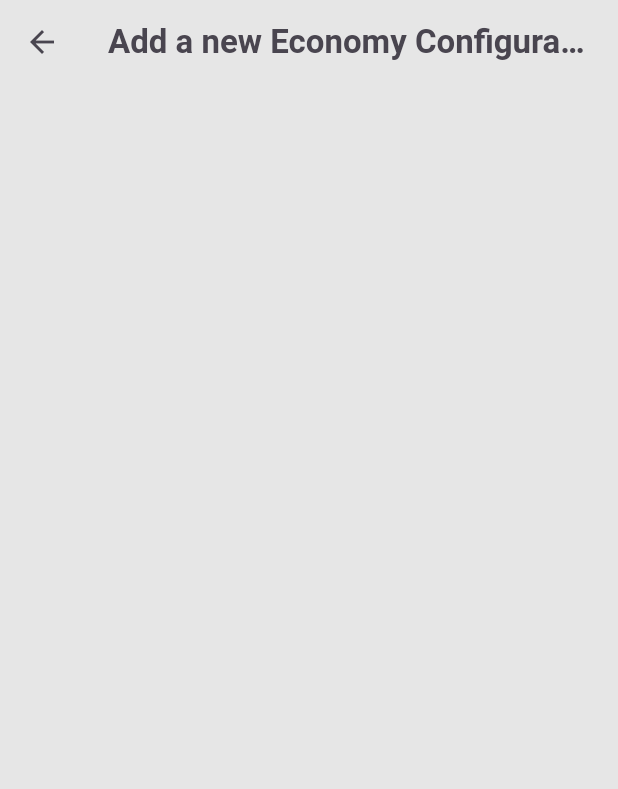
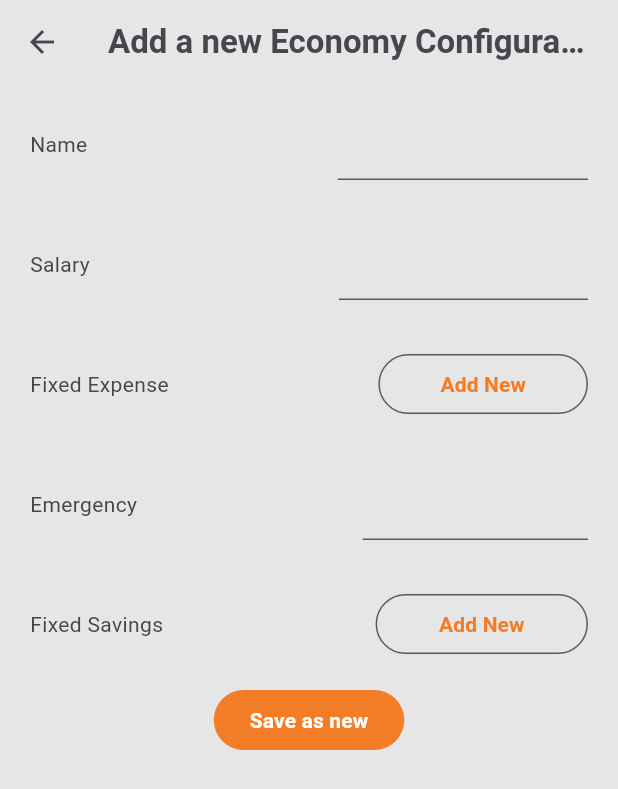
Before and after one commit to FilloPrinci/SmallEconomy, a Flutter app: the screen it shows after launch, after a tap on "Add", on a phone screen of 412 x 824 dp. Shown: the top 789 px of the screen. Run offline on Flutter 3.47's test engine with Material 3 defaults, Android fonts, the phone set to English and light mode, and no system bars; our stand-ins replace shared_preferences.

Commit message:
feat: added forms

```diff
--- a/Source/small_economy/lib/data/entities/economy_configuration.dart
+++ b/Source/small_economy/lib/data/entities/economy_configuration.dart
@@ -2,6 +2,8 @@ import 'package:small_economy/data/entities/fixed_expense.dart';
 import 'package:small_economy/data/entities/fixed_savings.dart';
 
 class EconomyConfiguration {
+  String name;
+
   /// monthly income
   int salary;
   FixedExpense fixedExpense;
@@ -11,7 +13,11 @@ class EconomyConfiguration {
   FixedSavings fixedSavings;
 
   EconomyConfiguration(
-      {required this.salary, required this.fixedExpense, required this.fixedSavings, required this.emergency});
+      {required this.name,
+      required this.salary,
+      required this.fixedExpense,
+      required this.fixedSavings,
+      required this.emergency});
 
   int getRemaning() {
     int start = salary;
@@ -22,16 +28,19 @@ class EconomyConfiguration {
   }
 
   Map<String, dynamic> toJson() => {
+        'name': name,
         'salary': salary,
         'fixedExpense': fixedExpense,
         'emergency': emergency,
         'fixedSavings': fixedSavings,
       };
 
-  factory EconomyConfiguration.fromJson(Map<String, dynamic> json) => EconomyConfiguration(
+  factory EconomyConfiguration.fromJson(Map<String, dynamic> json) =>
+      EconomyConfiguration(
+        name: json['name'],
         salary: json['salary'],
-        fixedExpense: json['fixedExpense'],
+        fixedExpense: FixedExpense.fromJson(json['fixedExpense']),
         emergency: json['emergency'],
-        fixedSavings: json['fixedSavings'],
+        fixedSavings: FixedSavings.fromJson(json['fixedSavings']),
       );
 }
--- a/Source/small_economy/lib/data/entities/fixed_expense.dart
+++ b/Source/small_economy/lib/data/entities/fixed_expense.dart
@@ -1,27 +1,47 @@
 class FixedExpense {
   /// Home mortgage or rent
-  int fixedHousing;
+  int? fixedHousing;
 
   /// gas, water and electricity costs
-  int fixedHomeExpense;
+  int? fixedHomeExpense;
 
   /// food costs
-  int fixedFoodExpense;
+  int? fixedFoodExpense;
 
   /// internet, netflix, ecc...
-  int fixedOtherServices;
+  int? fixedOtherServices;
 
   /// a fixed expense that is calculated per year
-  int annualFixedExpense;
+  int? annualFixedExpense;
 
   FixedExpense(
-      {required this.fixedHomeExpense,
-      required this.fixedHousing,
-      required this.fixedFoodExpense,
-      required this.annualFixedExpense,
-      required this.fixedOtherServices});
+      {this.fixedHomeExpense = 0,
+      this.fixedHousing = 0,
+      this.fixedFoodExpense = 0,
+      this.annualFixedExpense = 0,
+      this.fixedOtherServices = 0});
 
   int getTotal() {
-    return fixedHousing + fixedHomeExpense + fixedFoodExpense + (annualFixedExpense ~/ 12) + fixedOtherServices;
+    int total = (fixedHousing ?? 0) +
+        (fixedHomeExpense ?? 0) +
+        (fixedFoodExpense ?? 0) +
+        ((annualFixedExpense ?? 0) ~/ 12) +
+        (fixedOtherServices ?? 0);
+    return total;
   }
+
+  Map<String, dynamic> toJson() => {
+        'fixedHousing': fixedHousing,
+        'fixedHomeExpense': fixedHomeExpense,
+        'fixedFoodExpense': fixedFoodExpense,
+        'fixedOtherServices': fixedOtherServices,
+        'annualFixedExpense': annualFixedExpense
+      };
+
+  factory FixedExpense.fromJson(Map<String, dynamic> json) => FixedExpense(
+      fixedHousing: json['fixedHousing'],
+      fixedHomeExpense: json['fixedHomeExpense'],
+      fixedFoodExpense: json['fixedFoodExpense'],
+      fixedOtherServices: json['fixedOtherServices'],
+      annualFixedExpense: json['annualFixedExpense']);
 }
--- a/Source/small_economy/lib/data/entities/fixed_savings.dart
+++ b/Source/small_economy/lib/data/entities/fixed_savings.dart
@@ -1,13 +1,24 @@
 class FixedSavings {
   /// savings for stuff like TV, consoles, furniture, ecc..
-  int normalSavings;
+  int? normalSavings;
 
   /// long term savings (car, houses, ecc...)
-  int importantSavings;
+  int? importantSavings;
 
-  FixedSavings({required this.normalSavings, required this.importantSavings});
+  FixedSavings({this.normalSavings, this.importantSavings});
 
   int getTotal() {
-    return normalSavings + importantSavings;
+    int total = (normalSavings ?? 0) + (importantSavings ?? 0);
+    return total;
   }
+
+  Map<String, dynamic> toJson() => {
+        'normalSavings': normalSavings,
+        'importantSavings': importantSavings,
+      };
+
+  factory FixedSavings.fromJson(Map<String, dynamic> json) => FixedSavings(
+        normalSavings: json['normalSavings'],
+        importantSavings: json['importantSavings'],
+      );
 }
--- a/Source/small_economy/lib/data/keys/preferences_keys.dart
+++ b/Source/small_economy/lib/data/keys/preferences_keys.dart
@@ -1,3 +1,4 @@
 class PreferencesKeys {
   static String testKey = 'TEST_KEY';
+  static String economyConfigurations = 'ECONOMY_CONFIGURATIONS';
 }
--- a/Source/small_economy/lib/data/routes.dart
+++ b/Source/small_economy/lib/data/routes.dart
@@ -6,10 +6,11 @@ class Routes {
   static const String initial = '/';
   static const String addEconomyConfiguration = '/addEconomyConfiguration';
 
-  static Map<String, Widget Function(BuildContext)> getAppRoutes(BuildContext context) {
+  static Map<String, Widget Function(BuildContext)> getAppRoutes(
+      BuildContext context) {
     return {
       Routes.initial: (context) => const Home(),
-      Routes.addEconomyConfiguration: (context) => const AddEconomyConfiguration(),
+      Routes.addEconomyConfiguration: (context) => AddEconomyConfiguration(),
     };
   }
 }
--- a/Source/small_economy/lib/ui/add_economy_configuration/add_economy_configuration.dart
+++ b/Source/small_economy/lib/ui/add_economy_configuration/add_economy_configuration.dart
@@ -1,20 +1,100 @@
 import 'package:flutter/material.dart';
+import 'package:small_economy/data/entities/economy_configuration.dart';
+import 'package:small_economy/data/entities/fixed_expense.dart';
+import 'package:small_economy/data/entities/fixed_savings.dart';
+import 'package:small_economy/ui/add_economy_configuration/add_economy_configuration_controller.dart';
 import 'package:small_economy/ui/widgets/base/base.dart';
+import 'package:small_economy/ui/widgets/input_label.dart';
 
 class AddEconomyConfiguration extends StatefulWidget {
-  const AddEconomyConfiguration({super.key});
+  AddEconomyConfiguration({super.key});
+  final AddEconomyConfigurationController economyConfigurationController =
+      AddEconomyConfigurationController();
 
   @override
   _AddEconomyConfiguration createState() => _AddEconomyConfiguration();
 }
 
 class _AddEconomyConfiguration extends State<AddEconomyConfiguration> {
+  final TextEditingController _nameController = TextEditingController();
+  final TextEditingController _salaryController = TextEditingController();
+  final TextEditingController _emergencyController = TextEditingController();
+  FixedExpense? _newFixedExpense;
+  FixedSavings? _newFixedSavings;
+
   @override
   Widget build(BuildContext context) {
     return BasePage(
         title: 'Add a new Economy Configuration',
         body: Column(
-          children: [],
+          children: [
+            InputLabel(
+                labelName: Text('Name'), contentController: _nameController),
+            InputLabel(
+                labelName: Text('Salary'),
+                contentController: _salaryController),
+            InputLabel(
+              specialLabel: true,
+              labelName: Text('Fixed Expense'),
+              specialWidget: _newFixedExpense != null
+                  ? Text('${_newFixedExpense!.getTotal()}')
+                  : OutlinedButton(
+                      onPressed: () async {
+                        FixedExpense? newFixedExpense = await widget
+                            .economyConfigurationController
+                            .getNewFixedExpense(context);
+                        if (newFixedExpense != null) {
+                          setState(() {
+                            _newFixedExpense = newFixedExpense;
+                          });
+                        }
+                      },
+                      child: Text('Add New'),
+                    ),
+            ),
+            InputLabel(
+                labelName: Text('Emergency'),
+                contentController: _emergencyController),
+            InputLabel(
+              specialLabel: true,
+              labelName: Text('Fixed Savings'),
+              specialWidget: _newFixedSavings != null
+                  ? Text('${_newFixedSavings!.getTotal()}')
+                  : OutlinedButton(
+                      onPressed: () async {
+                        FixedSavings? newFixedSavings = await widget
+                            .economyConfigurationController
+                            .getNewFixedSavings(context);
+                        if (newFixedSavings != null) {
+                          setState(() {
+                            _newFixedSavings = newFixedSavings;
+                          });
+                        }
+                      },
+                      child: Text('Add New'),
+                    ),
+            ),
+            FilledButton(
+                onPressed: () async {
+                  widget.economyConfigurationController.newConfiguration =
+                      EconomyConfiguration(
+                          name: _nameController.text,
+                          salary: _salaryController.text.isNotEmpty
+                              ? int.parse(_salaryController.text)
+                              : 0,
+                          fixedExpense: _newFixedExpense ?? FixedExpense(),
+                          fixedSavings: _newFixedSavings ?? FixedSavings(),
+                          emergency: _emergencyController.text.isNotEmpty
+                              ? int.parse(_emergencyController.text)
+                              : 0);
+                  bool saved = await widget.economyConfigurationController
+                      .saveNewConfiguration();
+                  if (saved) {
+                    Navigator.pop(context);
+                  }
+                },
+                child: Text('Save as new')),
+          ],
         ));
   }
 }
--- /dev/null
+++ b/Source/small_economy/lib/ui/widgets/input_label.dart
@@ -0,0 +1,55 @@
+import 'package:flutter/material.dart';
+
+class InputLabel extends StatefulWidget {
+  final Widget labelName;
+  final TextEditingController? contentController;
+  final Widget? specialWidget;
+  final bool? specialLabel;
+  final double? rightPadding;
+  final double? leftPadding;
+
+  const InputLabel(
+      {super.key,
+      required this.labelName,
+      this.specialWidget,
+      this.contentController,
+      this.specialLabel = false,
+      this.leftPadding = 20,
+      this.rightPadding = 20});
+
+  @override
+  _InputLabel createState() => _InputLabel();
+}
+
+class _InputLabel extends State<InputLabel> {
+  @override
+  Widget build(BuildContext context) {
+    return SizedBox(
+      height: 80,
+      child: Row(
+        mainAxisSize: MainAxisSize.max,
+        mainAxisAlignment: MainAxisAlignment.start,
+        crossAxisAlignment: CrossAxisAlignment.center,
+        children: [
+          SizedBox(
+            width: widget.rightPadding,
+          ),
+          widget.labelName,
+          Spacer(),
+          Expanded(
+            child: widget.specialLabel!
+                ? widget.specialWidget ??
+                    OutlinedButton(onPressed: () {}, child: Text('add new'))
+                : TextField(
+                    onChanged: (newText) {},
+                    controller: widget.contentController,
+                  ),
+          ),
+          SizedBox(
+            width: widget.rightPadding,
+          )
+        ],
+      ),
+    );
+  }
+}
```
Also changed, not shown: Source/small_economy/lib/ui/add_economy_configuration/add_economy_configuration_controller.dart (added, +137 -0 lines), 9 other files.
